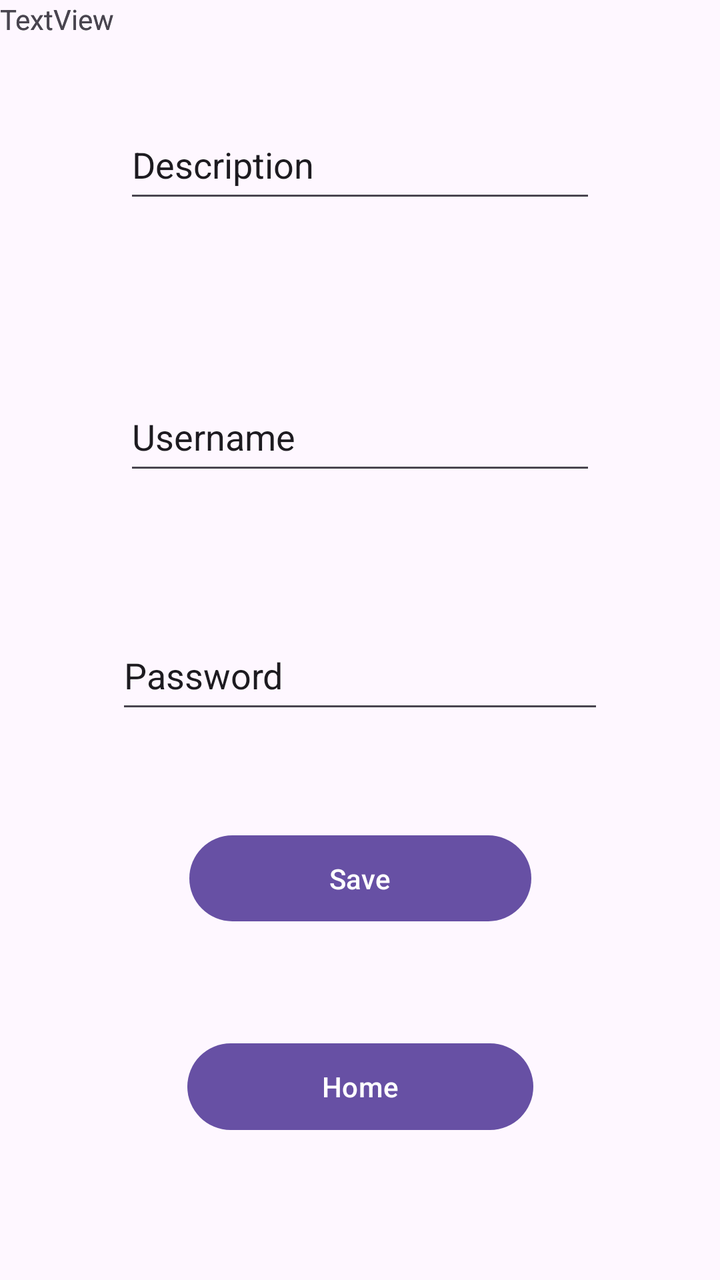
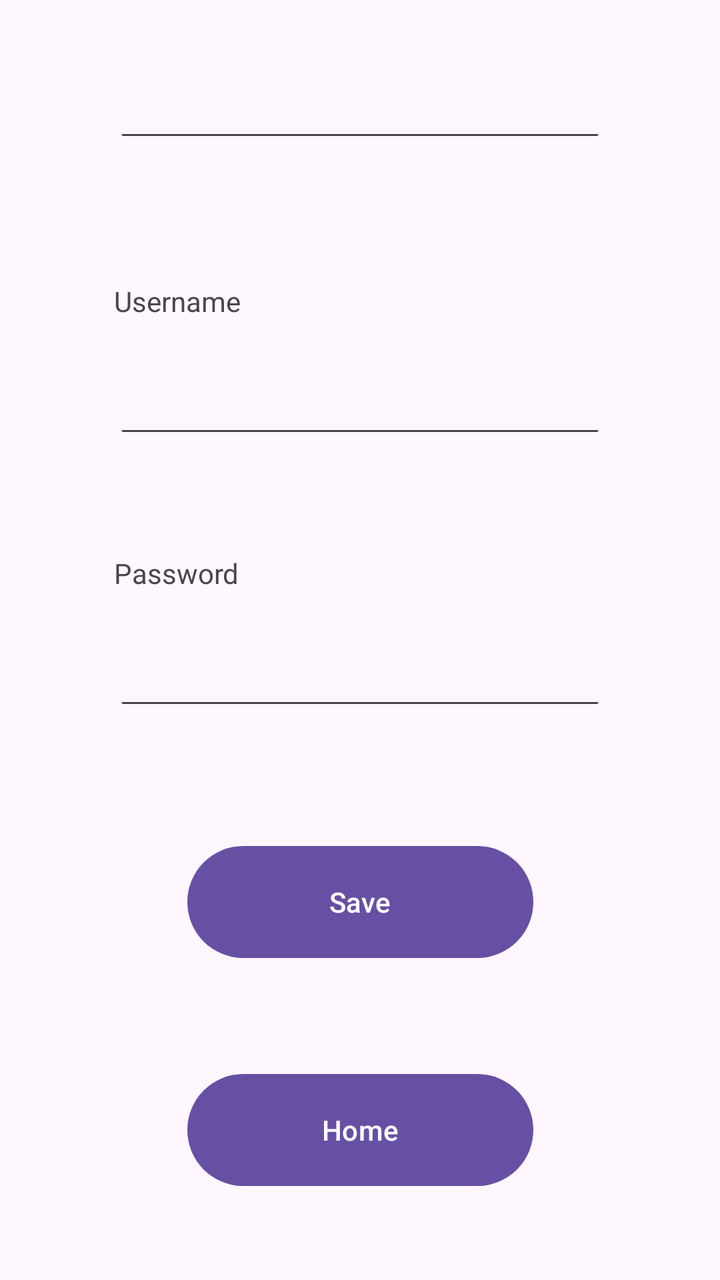

Screens rendered from an Android XML layout before and after an edit, with the pre-edit source and the edit as a unified diff.
<!-- AndroidManifest.xml: application theme Theme.AppInterface1 -->
<!-- res/layout/activity_pswd_save.xml -->
<?xml version="1.0" encoding="utf-8"?>
<androidx.constraintlayout.widget.ConstraintLayout xmlns:android="http://schemas.android.com/apk/res/android"
    xmlns:app="http://schemas.android.com/apk/res-auto"
    xmlns:tools="http://schemas.android.com/tools"
    android:id="@+id/main"
    android:layout_width="match_parent"
    android:layout_height="match_parent"
    android:visibility="visible"
    tools:context=".pswdSave">

    <Button
        android:id="@+id/button10"
        android:layout_width="173dp"
        android:layout_height="0dp"
        android:layout_marginBottom="71dp"
        android:onClick="homeScreen"
        android:text="Home"
        app:layout_constraintBottom_toBottomOf="parent"
        app:layout_constraintEnd_toEndOf="parent"
        app:layout_constraintStart_toStartOf="parent"
        app:layout_constraintTop_toBottomOf="@+id/Store" />

    <EditText
        android:id="@+id/desText"
        android:layout_width="0dp"
        android:layout_height="0dp"
        android:layout_marginStart="62dp"
        android:layout_marginTop="55dp"
        android:layout_marginEnd="62dp"
        android:layout_marginBottom="85dp"
        android:ems="10"
        android:inputType="text"
        android:text="Description"
        app:layout_constraintBottom_toTopOf="@+id/userText"
        app:layout_constraintEnd_toEndOf="parent"
        app:layout_constraintStart_toStartOf="parent"
        app:layout_constraintTop_toTopOf="parent" />

    <EditText
        android:id="@+id/userText"
        android:layout_width="0dp"
        android:layout_height="0dp"
        android:layout_marginStart="62dp"
        android:layout_marginEnd="62dp"
        android:layout_marginBottom="68dp"
        android:ems="10"
        android:inputType="text"
        android:text="Username"
        app:layout_constraintBottom_toTopOf="@+id/passText"
        app:layout_constraintEnd_toEndOf="parent"
        app:layout_constraintStart_toStartOf="parent"
        app:layout_constraintTop_toBottomOf="@+id/desText" />

    <EditText
        android:id="@+id/passText"
        android:layout_width="0dp"
        android:layout_height="0dp"
        android:layout_marginStart="58dp"
        android:layout_marginEnd="58dp"
        android:layout_marginBottom="52dp"
        android:ems="10"
        android:inputType="text"
        android:text="Password"
        app:layout_constraintBottom_toTopOf="@+id/Store"
        app:layout_constraintEnd_toEndOf="parent"
        app:layout_constraintStart_toStartOf="parent"
        app:layout_constraintTop_toBottomOf="@+id/userText" />

    <Button
        android:id="@+id/Store"
        android:layout_width="171dp"
        android:layout_height="0dp"
        android:layout_marginBottom="53dp"
        android:text="Save"
        android:onClick="savePSWD"
        app:layout_constraintBottom_toTopOf="@+id/button10"
        app:layout_constraintEnd_toEndOf="parent"
        app:layout_constraintStart_toStartOf="parent"
        app:layout_constraintTop_toBottomOf="@+id/passText" />

    <TextView
        android:id="@+id/textView6"
        android:layout_width="287dp"
        android:layout_height="38dp"
        android:text="TextView"
        tools:layout_editor_absoluteX="62dp"
        tools:layout_editor_absoluteY="17dp" />

    <TextView
        android:id="@+id/textView7"
        android:layout_width="wrap_content"
        android:layout_height="wrap_content"
        android:text="TextView"
        tools:layout_editor_absoluteX="56dp"
        tools:layout_editor_absoluteY="186dp" />

</androidx.constraintlayout.widget.ConstraintLayout>
<!-- resources referenced by this layout -->
<resources>
  <style name="Theme.AppInterface1" parent="Base.Theme.AppInterface1" />
  <style name="Base.Theme.AppInterface1" parent="Theme.Material3.DayNight.NoActionBar">
          
          
      </style>
</resources>

<!-- the commit's change to res/layout/activity_pswd_save.xml (unified diff, before → after) -->
@@ -8,11 +8,20 @@
     android:visibility="visible"
     tools:context=".pswdSave">
 
+    <TextView
+        android:id="@+id/textView8"
+        android:layout_width="wrap_content"
+        android:layout_height="wrap_content"
+        android:text="Username"
+        app:layout_constraintBottom_toTopOf="@+id/userText"
+        app:layout_constraintStart_toStartOf="@+id/userText"
+        app:layout_constraintTop_toBottomOf="@+id/desText" />
+
     <Button
         android:id="@+id/button10"
         android:layout_width="173dp"
         android:layout_height="0dp"
-        android:layout_marginBottom="71dp"
+        android:layout_marginBottom="43dp"
         android:onClick="homeScreen"
         android:text="Home"
         app:layout_constraintBottom_toBottomOf="parent"
@@ -24,43 +33,39 @@
         android:id="@+id/desText"
         android:layout_width="0dp"
         android:layout_height="0dp"
-        android:layout_marginStart="62dp"
-        android:layout_marginTop="55dp"
-        android:layout_marginEnd="62dp"
-        android:layout_marginBottom="85dp"
+        android:layout_marginStart="57dp"
+        android:layout_marginEnd="57dp"
+        android:layout_marginBottom="65dp"
         android:ems="10"
         android:inputType="text"
-        android:text="Description"
-        app:layout_constraintBottom_toTopOf="@+id/userText"
+        app:layout_constraintBottom_toTopOf="@+id/textView8"
         app:layout_constraintEnd_toEndOf="parent"
         app:layout_constraintStart_toStartOf="parent"
-        app:layout_constraintTop_toTopOf="parent" />
+        app:layout_constraintTop_toBottomOf="@+id/textView6" />
 
     <EditText
         android:id="@+id/userText"
         android:layout_width="0dp"
         android:layout_height="0dp"
-        android:layout_marginStart="62dp"
-        android:layout_marginEnd="62dp"
-        android:layout_marginBottom="68dp"
+        android:layout_marginStart="57dp"
+        android:layout_marginEnd="57dp"
+        android:layout_marginBottom="72dp"
         android:ems="10"
         android:inputType="text"
-        android:text="Username"
         app:layout_constraintBottom_toTopOf="@+id/passText"
         app:layout_constraintEnd_toEndOf="parent"
         app:layout_constraintStart_toStartOf="parent"
-        app:layout_constraintTop_toBottomOf="@+id/desText" />
+        app:layout_constraintTop_toBottomOf="@+id/textView8" />
 
     <EditText
         android:id="@+id/passText"
         android:layout_width="0dp"
         android:layout_height="0dp"
-        android:layout_marginStart="58dp"
-        android:layout_marginEnd="58dp"
-        android:layout_marginBottom="52dp"
+        android:layout_marginStart="57dp"
+        android:layout_marginEnd="57dp"
+        android:layout_marginBottom="59dp"
         android:ems="10"
         android:inputType="text"
-        android:text="Password"
         app:layout_constraintBottom_toTopOf="@+id/Store"
         app:layout_constraintEnd_toEndOf="parent"
         app:layout_constraintStart_toStartOf="parent"
@@ -68,11 +73,11 @@
 
     <Button
         android:id="@+id/Store"
-        android:layout_width="171dp"
+        android:layout_width="173dp"
         android:layout_height="0dp"
-        android:layout_marginBottom="53dp"
+        android:layout_marginBottom="50dp"
+        android:onClick="savePSWD"
         android:text="Save"
-        android:onClick="savePSWD"
         app:layout_constraintBottom_toTopOf="@+id/button10"
         app:layout_constraintEnd_toEndOf="parent"
         app:layout_constraintStart_toStartOf="parent"
@@ -80,18 +85,23 @@
 
     <TextView
         android:id="@+id/textView6"
-        android:layout_width="287dp"
-        android:layout_height="38dp"
-        android:text="TextView"
-        tools:layout_editor_absoluteX="62dp"
-        tools:layout_editor_absoluteY="17dp" />
+        android:layout_width="79dp"
+        android:layout_height="0dp"
+        android:layout_marginTop="84dp"
+        android:layout_marginBottom="265dp"
+        android:text="Description"
+        app:layout_constraintBottom_toTopOf="@+id/textView7"
+        app:layout_constraintStart_toStartOf="@+id/desText"
+        app:layout_constraintTop_toTopOf="parent" />
 
     <TextView
         android:id="@+id/textView7"
         android:layout_width="wrap_content"
         android:layout_height="wrap_content"
-        android:text="TextView"
-        tools:layout_editor_absoluteX="56dp"
-        tools:layout_editor_absoluteY="186dp" />
+        android:layout_marginBottom="344dp"
+        android:text="Password"
+        app:layout_constraintBottom_toBottomOf="parent"
+        app:layout_constraintStart_toStartOf="@+id/passText"
+        app:layout_constraintTop_toBottomOf="@+id/textView6" />
 
 </androidx.constraintlayout.widget.ConstraintLayout>
